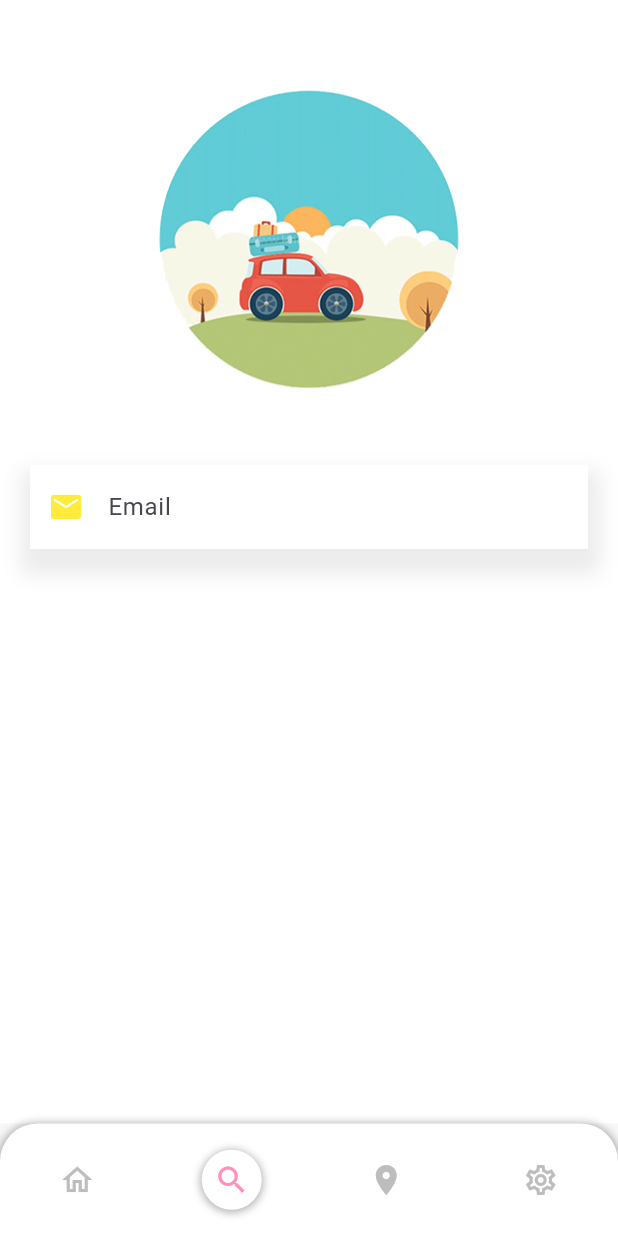
After one commit to nmp2002/Flutter_project, a Flutter app: the screen it shows after launch, item 2 of the bottom bar chosen, on a phone screen of 412 x 824 dp. The commit adds this screen. Run offline on Flutter 3.47's test engine with Material 3 defaults, Android fonts, the phone set to English and light mode, and no system bars; our stand-ins replace carousel_slider; network calls fail.

Commit message:
SignUpPage1

```diff
--- a/lib/routing/routing_scaffold.dart
+++ b/lib/routing/routing_scaffold.dart
@@ -1,6 +1,7 @@
 import 'package:bookingapp/screen/home_page.dart';
 import 'package:bookingapp/widgets/bottombar_item.dart';
 import 'package:flutter/material.dart';
+import 'package:bookingapp/screen/sign_up_page.dart';
 
 class RoutingScaffold extends StatefulWidget {
   const RoutingScaffold({super.key});
@@ -57,7 +58,7 @@ class _RoutingScaffoldState extends State<RoutingScaffold> {
       ),
       body: IndexedStack(
         index: _selectedIndex,
-        children: [HomePage()],
+        children: [HomePage(), SignUpPage()],
       ),
     );
   }
--- /dev/null
+++ b/lib/screen/sign_up_page.dart
@@ -0,0 +1,64 @@
+import 'package:flutter/material.dart';
+import 'package:flutter/cupertino.dart';
+
+class SignUpPage extends StatelessWidget {
+  const SignUpPage({super.key});
+
+  @override
+  Widget build(BuildContext context) {
+    var emailController = TextEditingController();
+    return Scaffold(
+        backgroundColor: Colors.white,
+        body: Column(
+          children: [
+            SizedBox(
+              height: 10,
+            ),
+            Container(
+              height: 300,
+              child: Center(
+                child: CircleAvatar(
+                  backgroundColor: Colors.white,
+                  radius: 100,
+                  backgroundImage: AssetImage("assets/image/logo_page1.png"),
+                ),
+              ),
+            ),
+            Container(
+              margin: EdgeInsets.only(left: 20, right: 20),
+              decoration: BoxDecoration(color: Colors.white, boxShadow: [
+                BoxShadow(
+                    blurRadius: 10,
+                    spreadRadius: 7,
+                    offset: Offset(1, 10),
+                    color: Colors.grey.withOpacity(0.2))
+              ]),
+              child: TextField(
+                controller: emailController,
+                decoration: InputDecoration(
+                    hintText: "Email",
+                    prefixIcon: Icon(
+                      Icons.email,
+                      color: Colors.yellow,
+                    ),
+                    focusedBorder: OutlineInputBorder(
+                        borderRadius: BorderRadius.circular(30),
+                        borderSide: BorderSide(
+                          width: 1.0,
+                          color: Colors.white,
+                        )),
+                    enabledBorder: OutlineInputBorder(
+                        borderRadius: BorderRadius.circular(30),
+                        borderSide: BorderSide(
+                          width: 1.0,
+                          color: Colors.white,
+                        )),
+                    border: OutlineInputBorder(
+                      borderRadius: BorderRadius.circular(30),
+                    )),
+              ),
+            )
+          ],
+        ));
+  }
+}
--- a/pubspec.yaml
+++ b/pubspec.yaml
@@ -36,6 +36,7 @@ dependencies:
   # Use with the CupertinoIcons class for iOS style icons.
   cupertino_icons: ^1.0.2
   carousel_slider: ^4.2.1
+  font_awesome_flutter: ^10.6.0
 
 dev_dependencies:
   flutter_test:
@@ -60,7 +61,8 @@ flutter:
   uses-material-design: true
 
   # To add assets to your application, add an assets section, like this:
-  # assets:
+  assets:
+    - assets/image/logo_page1.png
   #   - images/a_dot_burr.jpeg
   #   - images/a_dot_ham.jpeg
 
```
Also changed, not shown: assets/image/logo_page1.png (added), pubspec.lock.
